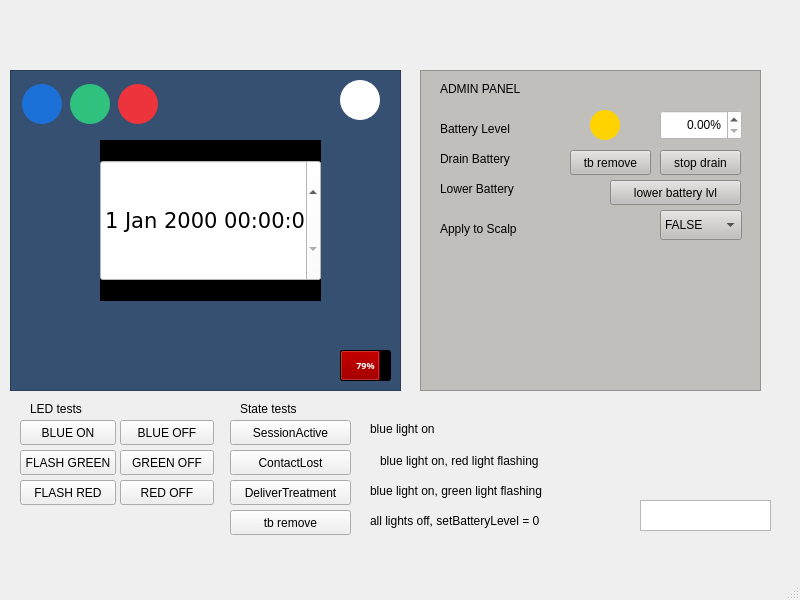
Before: the Qt Designer form COMP3004_Team46/ui/mainwindow.ui in EmtiazAlam00/team-collaboration, drawn with Qt 5.
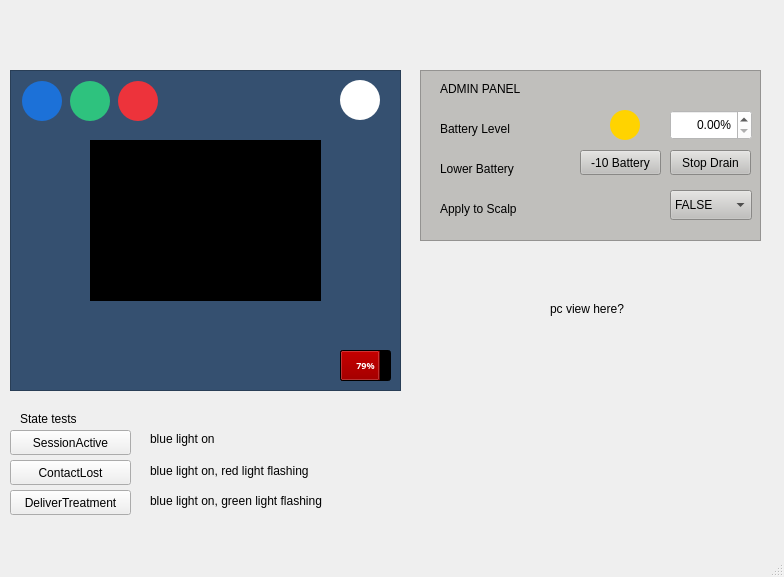
After: the same form once the commit is applied. Icons and pictures are not drawn.

What changed in the file:
```diff
--- a/COMP3004_Team46/ui/mainwindow.ui
+++ b/COMP3004_Team46/ui/mainwindow.ui
@@ -6,8 +6,8 @@
    <rect>
     <x>0</x>
     <y>0</y>
-    <width>800</width>
-    <height>600</height>
+    <width>784</width>
+    <height>577</height>
    </rect>
   </property>
   <property name="windowTitle">
@@ -130,7 +130,7 @@
     <widget class="QPushButton" name="menuButton">
      <property name="geometry">
       <rect>
-       <x>30</x>
+       <x>20</x>
        <y>130</y>
        <width>40</width>
        <height>40</height>
@@ -259,9 +259,9 @@
     <widget class="QWidget" name="horizontalLayoutWidget_2">
      <property name="geometry">
       <rect>
-       <x>90</x>
+       <x>80</x>
        <y>239</y>
-       <width>221</width>
+       <width>231</width>
        <height>42</height>
       </rect>
      </property>
@@ -382,7 +382,7 @@
        <x>10</x>
        <y>10</y>
        <width>141</width>
-       <height>49</height>
+       <height>42</height>
       </rect>
      </property>
      <layout class="QHBoxLayout" name="LED">
@@ -496,9 +496,9 @@
     <widget class="QListWidget" name="mainMenuListView">
      <property name="geometry">
       <rect>
-       <x>90</x>
+       <x>80</x>
        <y>90</y>
-       <width>221</width>
+       <width>231</width>
        <height>121</height>
       </rect>
      </property>
@@ -551,9 +551,9 @@
     <widget class="QLabel" name="batteryAlert">
      <property name="geometry">
       <rect>
-       <x>90</x>
+       <x>80</x>
        <y>210</y>
-       <width>221</width>
+       <width>231</width>
        <height>20</height>
       </rect>
      </property>
@@ -567,9 +567,9 @@
     <widget class="QLabel" name="mainMenuFrame">
      <property name="geometry">
       <rect>
-       <x>90</x>
+       <x>80</x>
        <y>70</y>
-       <width>221</width>
+       <width>231</width>
        <height>20</height>
       </rect>
      </property>
@@ -583,7 +583,7 @@
     <widget class="QLabel" name="menuLabel">
      <property name="geometry">
       <rect>
-       <x>160</x>
+       <x>90</x>
        <y>70</y>
        <width>81</width>
        <height>20</height>
@@ -596,22 +596,6 @@
       <string>MAIN MENU</string>
      </property>
     </widget>
-    <widget class="QLabel" name="offFrame">
-     <property name="geometry">
-      <rect>
-       <x>90</x>
-       <y>70</y>
-       <width>221</width>
-       <height>161</height>
-      </rect>
-     </property>
-     <property name="styleSheet">
-      <string notr="true">background-color: rgb(0, 0, 0);</string>
-     </property>
-     <property name="text">
-      <string/>
-     </property>
-    </widget>
     <widget class="QDateTimeEdit" name="dateTimeEdit">
      <property name="enabled">
       <bool>true</bool>
@@ -639,103 +623,41 @@
 }</string>
      </property>
     </widget>
-   </widget>
-   <widget class="QPushButton" name="blueOnButton">
-    <property name="geometry">
-     <rect>
-      <x>20</x>
-      <y>420</y>
-      <width>96</width>
-      <height>25</height>
-     </rect>
-    </property>
-    <property name="text">
-     <string>BLUE ON</string>
-    </property>
-   </widget>
-   <widget class="QPushButton" name="blueOffButton">
-    <property name="geometry">
-     <rect>
-      <x>120</x>
-      <y>420</y>
-      <width>94</width>
-      <height>25</height>
-     </rect>
-    </property>
-    <property name="text">
-     <string>BLUE OFF</string>
-    </property>
-   </widget>
-   <widget class="QPushButton" name="greenOnButton">
-    <property name="geometry">
-     <rect>
-      <x>20</x>
-      <y>450</y>
-      <width>96</width>
-      <height>25</height>
-     </rect>
-    </property>
-    <property name="text">
-     <string>FLASH GREEN</string>
-    </property>
-   </widget>
-   <widget class="QPushButton" name="greenOffButton">
-    <property name="geometry">
-     <rect>
-      <x>120</x>
-      <y>450</y>
-      <width>94</width>
-      <height>25</height>
-     </rect>
-    </property>
-    <property name="text">
-     <string>GREEN OFF</string>
-    </property>
-   </widget>
-   <widget class="QPushButton" name="redOnButton">
-    <property name="geometry">
-     <rect>
-      <x>20</x>
-      <y>480</y>
-      <width>96</width>
-      <height>25</height>
-     </rect>
-    </property>
-    <property name="text">
-     <string>FLASH RED</string>
-    </property>
-   </widget>
-   <widget class="QPushButton" name="redOffButton">
-    <property name="geometry">
-     <rect>
-      <x>120</x>
-      <y>480</y>
-      <width>94</width>
-      <height>25</height>
-     </rect>
-    </property>
-    <property name="text">
-     <string>RED OFF</string>
-    </property>
-   </widget>
-   <widget class="QLabel" name="label">
-    <property name="geometry">
-     <rect>
-      <x>30</x>
-      <y>400</y>
-      <width>62</width>
-      <height>17</height>
-     </rect>
-    </property>
-    <property name="text">
-     <string>LED tests</string>
-    </property>
+    <widget class="QTextEdit" name="deviceClock">
+     <property name="geometry">
+      <rect>
+       <x>180</x>
+       <y>70</y>
+       <width>131</width>
+       <height>21</height>
+      </rect>
+     </property>
+     <property name="styleSheet">
+      <string notr="true">background: rgb(255, 255, 255);</string>
+     </property>
+    </widget>
+    <widget class="QLabel" name="offFrame">
+     <property name="geometry">
+      <rect>
+       <x>80</x>
+       <y>70</y>
+       <width>231</width>
+       <height>161</height>
+      </rect>
+     </property>
+     <property name="styleSheet">
+      <string notr="true">background-color: rgb(0, 0, 0);</string>
+     </property>
+     <property name="text">
+      <string/>
+     </property>
+    </widget>
    </widget>
    <widget class="QLabel" name="label_2">
     <property name="geometry">
      <rect>
-      <x>240</x>
-      <y>400</y>
+      <x>20</x>
+      <y>410</y>
       <width>81</width>
       <height>17</height>
      </rect>
@@ -747,8 +669,8 @@
    <widget class="QLabel" name="label_3">
     <property name="geometry">
      <rect>
-      <x>370</x>
-      <y>420</y>
+      <x>150</x>
+      <y>430</y>
       <width>81</width>
       <height>17</height>
      </rect>
@@ -760,9 +682,9 @@
    <widget class="QLabel" name="label_4">
     <property name="geometry">
      <rect>
-      <x>380</x>
-      <y>440</y>
-      <width>411</width>
+      <x>150</x>
+      <y>450</y>
+      <width>211</width>
       <height>41</height>
      </rect>
     </property>
@@ -773,9 +695,9 @@
    <widget class="QLabel" name="label_5">
     <property name="geometry">
      <rect>
-      <x>370</x>
-      <y>470</y>
-      <width>411</width>
+      <x>150</x>
+      <y>480</y>
+      <width>231</width>
       <height>41</height>
      </rect>
     </property>
@@ -783,24 +705,11 @@
      <string>blue light on, green light flashing</string>
     </property>
    </widget>
-   <widget class="QLabel" name="label_6">
-    <property name="geometry">
-     <rect>
-      <x>370</x>
-      <y>500</y>
-      <width>411</width>
-      <height>41</height>
-     </rect>
-    </property>
-    <property name="text">
-     <string>all lights off, setBatteryLevel = 0</string>
-    </property>
-   </widget>
    <widget class="QPushButton" name="deliverTreatmentButton">
     <property name="geometry">
      <rect>
-      <x>230</x>
-      <y>480</y>
+      <x>10</x>
+      <y>490</y>
       <width>121</width>
       <height>25</height>
      </rect>
@@ -809,24 +718,11 @@
      <string>DeliverTreatment</string>
     </property>
    </widget>
-   <widget class="QPushButton" name="shutdownButton">
-    <property name="geometry">
-     <rect>
-      <x>230</x>
-      <y>510</y>
-      <width>121</width>
-      <height>25</height>
-     </rect>
-    </property>
-    <property name="text">
-     <string>tb remove</string>
-    </property>
-   </widget>
    <widget class="QPushButton" name="contactLostButton">
     <property name="geometry">
      <rect>
-      <x>230</x>
-      <y>450</y>
+      <x>10</x>
+      <y>460</y>
       <width>121</width>
       <height>25</height>
      </rect>
@@ -838,8 +734,8 @@
    <widget class="QPushButton" name="contactInitButton">
     <property name="geometry">
      <rect>
-      <x>230</x>
-      <y>420</y>
+      <x>10</x>
+      <y>430</y>
       <width>121</width>
       <height>25</height>
      </rect>
@@ -854,7 +750,7 @@
       <x>420</x>
       <y>70</y>
       <width>341</width>
-      <height>321</height>
+      <height>171</height>
      </rect>
     </property>
     <property name="styleSheet">
@@ -882,7 +778,7 @@
     <widget class="QPushButton" name="chargeAdminButton">
      <property name="geometry">
       <rect>
-       <x>170</x>
+       <x>190</x>
        <y>40</y>
        <width>30</width>
        <height>30</height>
@@ -918,7 +814,7 @@
     <widget class="QDoubleSpinBox" name="batteryLevelAdminSpinBox">
      <property name="geometry">
       <rect>
-       <x>240</x>
+       <x>250</x>
        <y>40</y>
        <width>82</width>
        <height>30</height>
@@ -961,24 +857,11 @@
       <double>0.000000000000000</double>
      </property>
     </widget>
-    <widget class="QLabel" name="label_8">
-     <property name="geometry">
-      <rect>
-       <x>20</x>
-       <y>80</y>
-       <width>101</width>
-       <height>17</height>
-      </rect>
-     </property>
-     <property name="text">
-      <string>Drain Battery</string>
-     </property>
-    </widget>
     <widget class="QLabel" name="label_9">
      <property name="geometry">
       <rect>
        <x>20</x>
-       <y>110</y>
+       <y>90</y>
        <width>101</width>
        <height>17</height>
       </rect>
@@ -991,7 +874,7 @@
      <property name="geometry">
       <rect>
        <x>20</x>
-       <y>150</y>
+       <y>130</y>
        <width>111</width>
        <height>17</height>
       </rect>
@@ -1000,37 +883,24 @@
       <string>Apply to Scalp</string>
      </property>
     </widget>
-    <widget class="QPushButton" name="startDrainButton">
-     <property name="geometry">
-      <rect>
-       <x>150</x>
-       <y>80</y>
-       <width>81</width>
-       <height>25</height>
-      </rect>
-     </property>
-     <property name="text">
-      <string>tb remove</string>
-     </property>
-    </widget>
     <widget class="QPushButton" name="stopDrainButton">
      <property name="geometry">
       <rect>
-       <x>240</x>
+       <x>250</x>
        <y>80</y>
        <width>81</width>
        <height>25</height>
       </rect>
      </property>
      <property name="text">
-      <string>stop drain</string>
+      <string>Stop Drain</string>
      </property>
     </widget>
     <widget class="QComboBox" name="applyToScalpAdminBox">
      <property name="geometry">
       <rect>
-       <x>240</x>
-       <y>140</y>
+       <x>250</x>
+       <y>120</y>
        <width>82</width>
        <height>30</height>
       </rect>
@@ -1061,14 +931,14 @@
     <widget class="QPushButton" name="lowerBatteryButton">
      <property name="geometry">
       <rect>
-       <x>190</x>
-       <y>110</y>
-       <width>131</width>
+       <x>160</x>
+       <y>80</y>
+       <width>81</width>
        <height>25</height>
       </rect>
      </property>
      <property name="text">
-      <string>lower battery lvl</string>
+      <string>-10 Battery</string>
      </property>
     </widget>
     <widget class="QLabel" name="label_11">
@@ -1085,15 +955,18 @@
      </property>
     </widget>
    </widget>
-   <widget class="QTextEdit" name="deviceClock">
+   <widget class="QLabel" name="label">
     <property name="geometry">
      <rect>
-      <x>640</x>
-      <y>500</y>
-      <width>131</width>
-      <height>31</height>
+      <x>550</x>
+      <y>300</y>
+      <width>231</width>
+      <height>17</height>
      </rect>
     </property>
+    <property name="text">
+     <string>pc view here?</string>
+    </property>
    </widget>
   </widget>
   <widget class="QMenuBar" name="menubar">
```
Left out of the diff: 2 changed lines with no effect on the pictures.
